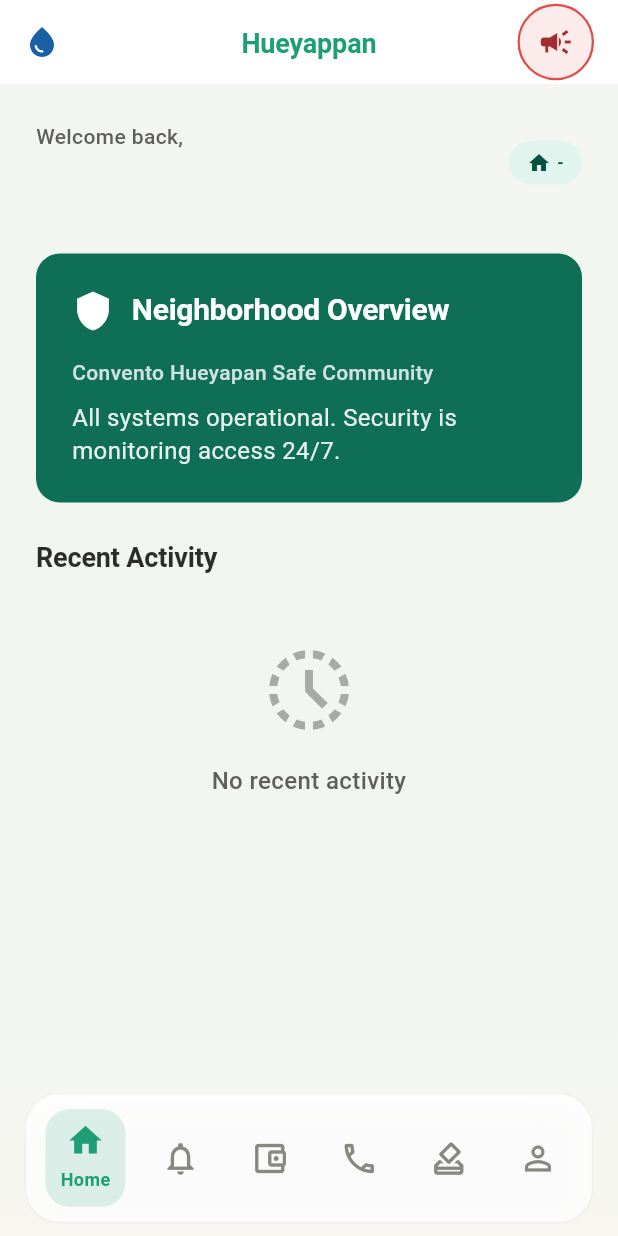
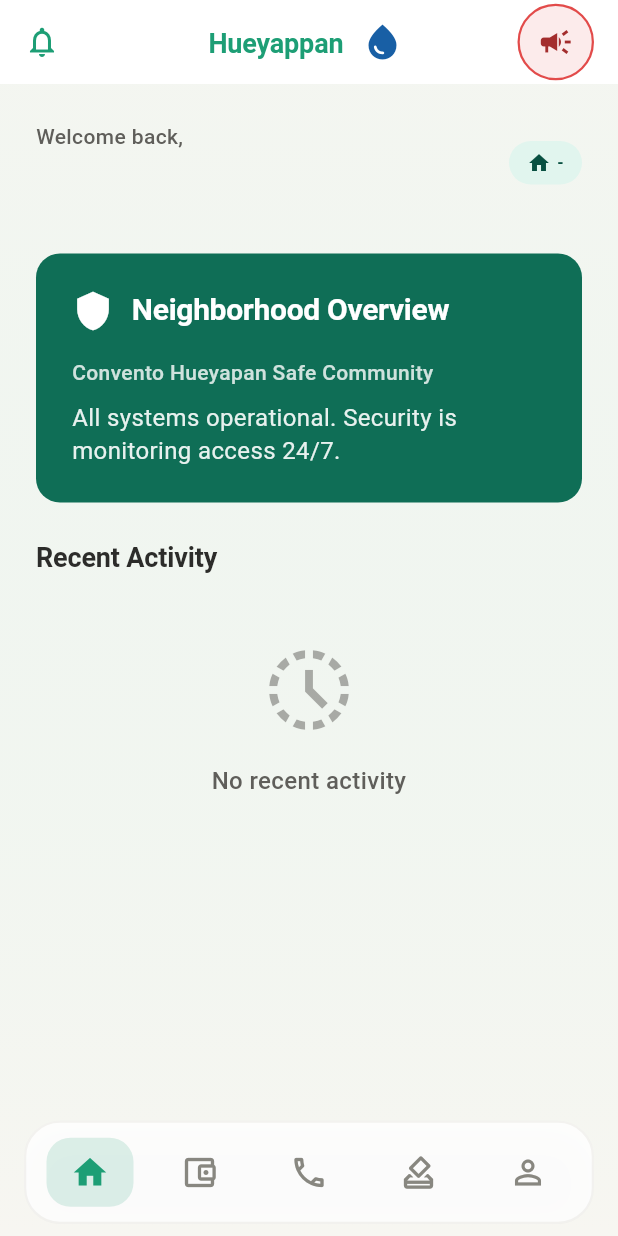
Before and after one commit to VladoDev/hueyappanv1, a Flutter app: the screen it shows once a user with an empty profile is signed in, on a phone screen of 412 x 824 dp. Run offline on Flutter 3.47's test engine with Material 3 defaults, Android fonts, the phone set to English and light mode, and no system bars; our stand-ins replace audioplayers, cloud_firestore, firebase_analytics, firebase_auth, firebase_core, firebase_crashlytics and 8 more; missing offline and left inert: encrypt, flutter_recaptcha_v2_compat, screenshot_callback; accounts and stored records are empty; generated files the repository leaves out were written again.

Commit message:
New bottom bar design

```diff
--- a/lib/src/core/router/router.dart
+++ b/lib/src/core/router/router.dart
@@ -1,4 +1,3 @@
-
 import 'package:flutter/material.dart';
 import 'package:flutter_riverpod/flutter_riverpod.dart';
 import 'package:go_router/go_router.dart';
@@ -20,8 +19,6 @@ import '../../features/notifications/presentation/screens/notifications_screen.d
 import '../../features/app_settings/presentation/screens/force_update_screen.dart';
 import '../../features/app_settings/presentation/providers/app_settings_provider.dart';
 import '../../features/app_settings/presentation/providers/package_info_provider.dart';
-import '../../features/app_settings/domain/entities/app_settings_entity.dart';
-import '../../features/app_settings/data/repositories/app_settings_repository_impl.dart';
 import '../../features/polls/presentation/pages/polls_page.dart';
 import '../../features/polls/presentation/pages/create_poll_page.dart';
 import '../../features/polls/presentation/pages/revert_requests_page.dart';
@@ -120,6 +117,10 @@ final routerProvider = Provider<GoRouter>((ref) {
         path: '/register',
         builder: (context, state) => const RegisterScreen(),
       ),
+      GoRoute(
+        path: '/notifications',
+        builder: (context, state) => const NotificationsScreen(),
+      ),
       StatefulShellRoute.indexedStack(
         builder: (context, state, navigationShell) {
           return MainShellScreen(navigationShell: navigationShell);
@@ -140,14 +141,6 @@ final routerProvider = Provider<GoRouter>((ref) {
                     );
                   },
                 ),
-              ),
-            ],
-          ),
-          StatefulShellBranch(
-            routes: [
-              GoRoute(
-                path: '/notifications',
-                builder: (context, state) => const NotificationsScreen(),
               ),
             ],
           ),
--- a/lib/src/features/authentication/presentation/providers/auth_provider.dart
+++ b/lib/src/features/authentication/presentation/providers/auth_provider.dart
@@ -8,7 +8,6 @@ import '../../data/repositories/auth_repository_impl.dart';
 import '../../domain/usecases/login_with_email_usecase.dart';
 import '../../domain/usecases/send_password_reset_usecase.dart';
 import '../../data/datasources/biometric_service.dart';
-import 'biometric_provider.dart';
 
 final authFirebaseDatasourceProvider = Provider<AuthFirebaseDatasource>((ref) {
   return AuthFirebaseDatasource();
@@ -125,7 +124,9 @@ class AuthController extends Notifier<AsyncValue<ResidentEntity?>> {
   /// Send password reset email.
   Future<bool> sendPasswordReset(String email) async {
     try {
-      debugPrint('Provider: Llamando a sendPasswordResetUsecase con email $email');
+      debugPrint(
+        'Provider: Llamando a sendPasswordResetUsecase con email $email',
+      );
       final usecase = ref.read(sendPasswordResetUsecaseProvider);
       await usecase.execute(email);
       debugPrint('Provider: Reseteo de contraseña exitoso');
--- a/lib/src/features/authentication/presentation/screens/main_shell_screen.dart
+++ b/lib/src/features/authentication/presentation/screens/main_shell_screen.dart
@@ -268,11 +268,6 @@ class _MainShellScreenState extends ConsumerState<MainShellScreen> {
         label: l10n.navHome,
       ),
       _FloatingTabBarItem(
-        icon: Icons.notifications_outlined,
-        selectedIcon: Icons.notifications,
-        label: l10n.navNotifications,
-      ),
-      _FloatingTabBarItem(
         icon: Icons.account_balance_wallet_outlined,
         selectedIcon: Icons.account_balance_wallet,
         label: l10n.navPayments,
@@ -343,8 +338,8 @@ class _MainShellScreenState extends ConsumerState<MainShellScreen> {
                               duration: const Duration(milliseconds: 250),
                               curve: Curves.easeInOut,
                               padding: const EdgeInsets.symmetric(
-                                horizontal: 10,
-                                vertical: 8,
+                                horizontal: 16,
+                                vertical: 10,
                               ),
                               decoration: BoxDecoration(
                                 color: isSelected
@@ -352,32 +347,12 @@ class _MainShellScreenState extends ConsumerState<MainShellScreen> {
                                     : Colors.transparent,
                                 borderRadius: BorderRadius.circular(16),
                               ),
-                              child: Column(
-                                mainAxisSize: MainAxisSize.min,
-                                mainAxisAlignment: MainAxisAlignment.center,
-                                children: [
-                                  Icon(
-                                    isSelected ? item.selectedIcon : item.icon,
-                                    color: isSelected
-                                        ? vc.primaryDefault
-                                        : vc.navUnselected,
-                                    size: 26, // Ligeramente más grande para compensar
-                                  ),
-                                  if (isSelected) ...[
-                                    const SizedBox(height: 4),
-                                    Text(
-                                      item.label,
-                                      maxLines: 1,
-                                      overflow: TextOverflow.visible,
-                                      style: VecinalTextStyles.labelMedium
-                                          .copyWith(
-                                            color: vc.primaryDefault,
-                                            fontWeight: FontWeight.bold,
-                                            fontSize: 12, // Tamaño fijo
-                                          ),
-                                    ),
-                                  ],
-                                ],
+                              child: Icon(
+                                isSelected ? item.selectedIcon : item.icon,
+                                color: isSelected
+                                    ? vc.primaryDefault
+                                    : vc.navUnselected,
+                                size: 26,
                               ),
                             ),
                           ),
--- a/lib/src/features/authentication/presentation/widgets/home_tab.dart
+++ b/lib/src/features/authentication/presentation/widgets/home_tab.dart
@@ -6,7 +6,6 @@ import 'package:hueyappanv1/l10n/app_localizations.dart';
 import 'package:hueyappanv1/src/core/theme/vecinal_theme.dart';
 import 'package:hueyappanv1/src/core/widgets/vecinal_empty_state.dart';
 import '../providers/auth_provider.dart';
-import '../../../payments/domain/entities/payment_transaction_entity.dart';
 import '../../../payments/domain/entities/payment_concept_entity.dart';
 import '../../../payments/presentation/providers/payments_provider.dart';
 import '../../../water_status/presentation/widgets/water_status_icon.dart';
@@ -91,7 +90,9 @@ class _HomeTabState extends ConsumerState<HomeTab> {
         ),
         title: Text(
           l10n.biometricSetupTitle,
-          style: VecinalTextStyles.headlineMedium.copyWith(color: vc.textPrimary),
+          style: VecinalTextStyles.headlineMedium.copyWith(
+            color: vc.textPrimary,
+          ),
         ),
         content: Text(
           l10n.biometricSetupBody,
@@ -150,14 +151,27 @@ class _HomeTabState extends ConsumerState<HomeTab> {
 
     return Scaffold(
       appBar: AppBar(
-        leading: const WaterStatusIconWidget(),
+        leading: IconButton(
+          icon: Icon(Icons.notifications_outlined, color: vc.primaryDefault),
+          onPressed: () => context.push('/notifications'),
+        ),
         centerTitle: true,
-        title: Text(
-          l10n.appName,
-          style: VecinalTextStyles.headlineSmall.copyWith(
-            fontWeight: FontWeight.bold,
-            color: vc.primaryDefault,
-          ),
+        title: Row(
+          mainAxisSize: MainAxisSize.min,
+          children: [
+            Flexible(
+              child: Text(
+                l10n.appName,
+                overflow: TextOverflow.ellipsis,
+                style: VecinalTextStyles.headlineSmall.copyWith(
+                  fontWeight: FontWeight.bold,
+                  color: vc.primaryDefault,
+                ),
+              ),
+            ),
+            const SizedBox(width: 8),
+            const WaterStatusIconWidget(),
+          ],
         ),
         actions: [
           Container(
@@ -199,7 +213,11 @@ class _HomeTabState extends ConsumerState<HomeTab> {
               const SizedBox(height: 32),
               _buildFeatureCard(context, vc),
               const SizedBox(height: 24),
-              _RecentActivitySection(lot: widget.lot, house: widget.house, vc: vc),
+              _RecentActivitySection(
+                lot: widget.lot,
+                house: widget.house,
+                vc: vc,
+              ),
             ],
           ),
         ),
@@ -590,7 +608,11 @@ class _HomeTabState extends ConsumerState<HomeTab> {
                             } catch (e) {
                               if (context.mounted) {
                                 ScaffoldMessenger.of(context).showSnackBar(
-                                  SnackBar(content: Text(l10n.errorGeneric(e.toString()))),
+                                  SnackBar(
+                                    content: Text(
+                                      l10n.errorGeneric(e.toString()),
+                                    ),
+                                  ),
                                 );
                                 setState(() => isRequesting = false);
                               }
@@ -649,7 +671,11 @@ class _HomeTabState extends ConsumerState<HomeTab> {
                             } catch (e) {
                               if (context.mounted) {
                                 ScaffoldMessenger.of(context).showSnackBar(
-                                  SnackBar(content: Text(l10n.errorGeneric(e.toString()))),
+                                  SnackBar(
+                                    content: Text(
+                                      l10n.errorGeneric(e.toString()),
+                                    ),
+                                  ),
                                 );
                                 setState(() => isVerifying = false);
                               }
--- a/lib/src/features/notifications/presentation/screens/notifications_screen.dart
+++ b/lib/src/features/notifications/presentation/screens/notifications_screen.dart
@@ -1,6 +1,5 @@
 import 'package:flutter/material.dart';
 import 'package:flutter_riverpod/flutter_riverpod.dart';
-import 'package:go_router/go_router.dart';
 import 'package:hueyappanv1/l10n/app_localizations.dart';
 import 'package:hueyappanv1/src/core/theme/vecinal_theme.dart';
 import 'package:intl/intl.dart';
@@ -20,7 +19,6 @@ class NotificationsScreen extends ConsumerWidget {
     return Scaffold(
       appBar: AppBar(
         centerTitle: true,
-        automaticallyImplyLeading: false,
         title: Text(
           l10n.navNotifications,
           style: TextStyle(
--- a/lib/src/features/water_status/presentation/widgets/water_status_icon.dart
+++ b/lib/src/features/water_status/presentation/widgets/water_status_icon.dart
@@ -43,9 +43,8 @@ class WaterStatusIconWidget extends ConsumerWidget {
           funnyMessage = l10n.waterStatusInactiveBody;
         }
 
-        return IconButton(
-          icon: Icon(icon, color: iconColor),
-          onPressed: () {
+        return InkWell(
+          onTap: () {
             _showPopupMessage(
               context,
               statusTitle,
@@ -64,6 +63,11 @@ class WaterStatusIconWidget extends ConsumerWidget {
                   vc,
                 )
               : null,
+          borderRadius: BorderRadius.circular(20),
+          child: Padding(
+            padding: const EdgeInsets.symmetric(horizontal: 4.0, vertical: 4.0),
+            child: Icon(icon, color: iconColor, size: 28),
+          ),
         );
       },
       loading: () => const SizedBox(
```
